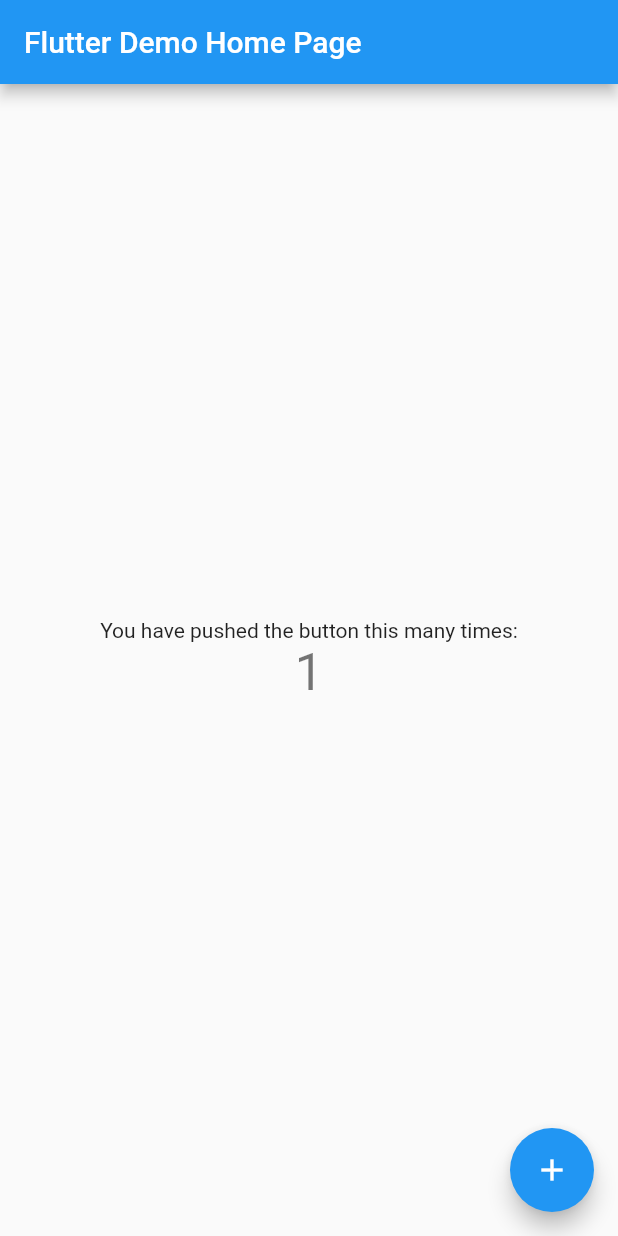
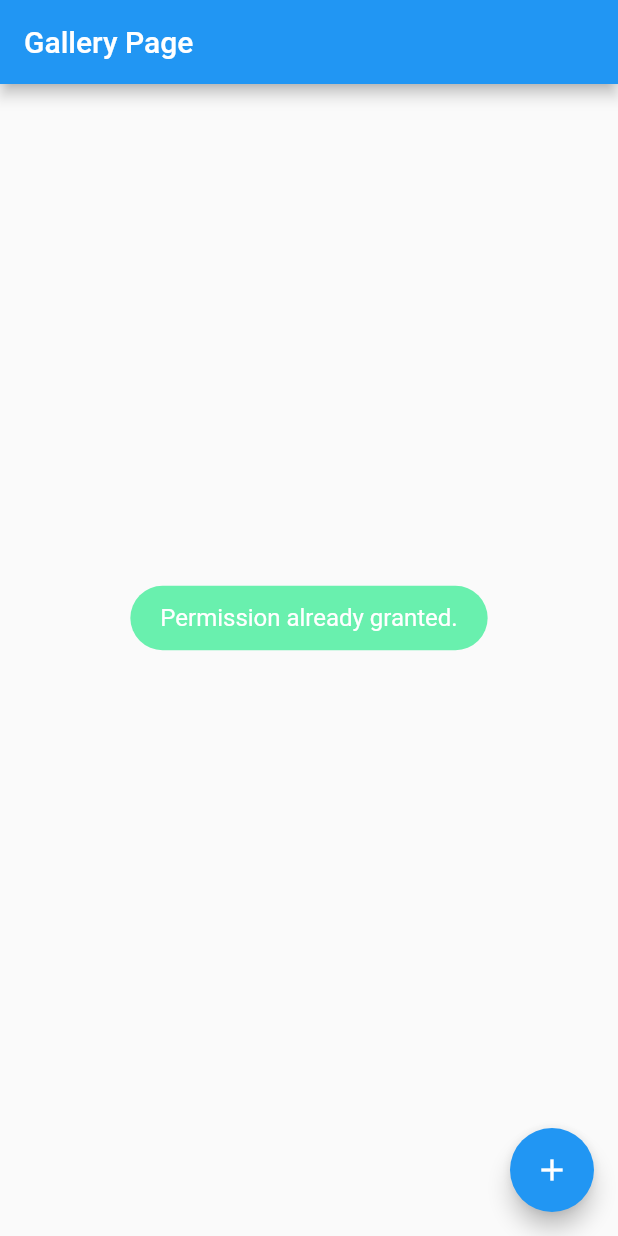
Before and after one commit to for-hope/chainstep_image_gallery, a Flutter app: the screen it shows after launch, after a tap on the "add" icon, on a phone screen of 412 x 824 dp. Run offline on Flutter 3.47's test engine with Material 2 defaults, Android fonts, the phone set to English and light mode, and no system bars; our stand-ins replace fluttertoast, permission_handler; missing offline and left inert: photo_manager.

Commit message:
-Set up initial storage permissions and libraries -Added some util libraries

```diff
--- a/lib/main.dart
+++ b/lib/main.dart
@@ -1,4 +1,7 @@
+import 'package:chainstep_image_gallery/pages/gallery.dart';
+import 'package:chainstep_image_gallery/utils/constants.dart';
 import 'package:flutter/material.dart';
+import 'package:permission_handler/permission_handler.dart';
 
 void main() {
   runApp(MyApp());
@@ -9,7 +12,7 @@ class MyApp extends StatelessWidget {
   @override
   Widget build(BuildContext context) {
     return MaterialApp(
-      title: 'Flutter Demo',
+      title: 'Gallery',
       theme: ThemeData(
         // This is the theme of your application.
         //
@@ -22,13 +25,13 @@ class MyApp extends StatelessWidget {
         // is not restarted.
         primarySwatch: Colors.blue,
       ),
-      home: MyHomePage(title: 'Flutter Demo Home Page'),
+      home: ChainstepGallery(title: 'Gallery Page'),
     );
   }
 }
 
-class MyHomePage extends StatefulWidget {
-  MyHomePage({Key key, this.title}) : super(key: key);
+class ChainstepGallery extends StatefulWidget {
+  ChainstepGallery({Key key, this.title}) : super(key: key);
 
   // This widget is the home page of your application. It is stateful, meaning
   // that it has a State object (defined below) that contains fields that affect
@@ -42,31 +45,13 @@ class MyHomePage extends StatefulWidget {
   final String title;
 
   @override
-  _MyHomePageState createState() => _MyHomePageState();
+  _ChainstepGalleryState createState() => _ChainstepGalleryState();
 }
 
-class _MyHomePageState extends State<MyHomePage> {
-  int _counter = 0;
-
-  void _incrementCounter() {
-    setState(() {
-      // This call to setState tells the Flutter framework that something has
-      // changed in this State, which causes it to rerun the build method below
-      // so that the display can reflect the updated values. If we changed
-      // _counter without calling setState(), then the build method would not be
-      // called again, and so nothing would appear to happen.
-      _counter++;
-    });
-  }
+class _ChainstepGalleryState extends State<ChainstepGallery> {
 
   @override
   Widget build(BuildContext context) {
-    // This method is rerun every time setState is called, for instance as done
-    // by the _incrementCounter method above.
-    //
-    // The Flutter framework has been optimized to make rerunning build methods
-    // fast, so that you can just rebuild anything that needs updating rather
-    // than having to individually change instances of widgets.
     return Scaffold(
       appBar: AppBar(
         // Here we take the value from the MyHomePage object that was created by
@@ -76,38 +61,28 @@ class _MyHomePageState extends State<MyHomePage> {
       body: Center(
         // Center is a layout widget. It takes a single child and positions it
         // in the middle of the parent.
-        child: Column(
-          // Column is also a layout widget. It takes a list of children and
-          // arranges them vertically. By default, it sizes itself to fit its
-          // children horizontally, and tries to be as tall as its parent.
-          //
-          // Invoke "debug painting" (press "p" in the console, choose the
-          // "Toggle Debug Paint" action from the Flutter Inspector in Android
-          // Studio, or the "Toggle Debug Paint" command in Visual Studio Code)
-          // to see the wireframe for each widget.
-          //
-          // Column has various properties to control how it sizes itself and
-          // how it positions its children. Here we use mainAxisAlignment to
-          // center the children vertically; the main axis here is the vertical
-          // axis because Columns are vertical (the cross axis would be
-          // horizontal).
-          mainAxisAlignment: MainAxisAlignment.center,
-          children: <Widget>[
-            Text(
-              'You have pushed the button this many times:',
-            ),
-            Text(
-              '$_counter',
-              style: Theme.of(context).textTheme.headline4,
-            ),
-          ],
-        ),
+        child: GalleryPage(),
       ),
       floatingActionButton: FloatingActionButton(
-        onPressed: _incrementCounter,
+        onPressed: () {
+                requestPermission();
+        },
         tooltip: 'Increment',
         child: Icon(Icons.add),
       ), // This trailing comma makes auto-formatting nicer for build methods.
     );
   }
+  void requestPermission() async {
+    if (await Permission.storage.request().isGranted) {
+      toastMessage(text: "Permission already granted.");
+      //todo go on
+    // Either the permission was already granted before or the user just granted it.
+    } else {
+      // You can request multiple permissions at once.
+      Map<Permission, PermissionStatus> statuses = await [
+        Permission.storage,
+      ].request();
+      print(statuses[Permission.storage]);
+    }
+  }
 }
--- /dev/null
+++ b/lib/pages/gallery.dart
@@ -0,0 +1,25 @@
+import 'dart:io';
+
+import 'package:chainstep_image_gallery/utils/constants.dart';
+import 'package:flutter/cupertino.dart';
+import 'package:flutter/material.dart';
+import 'package:path_provider/path_provider.dart';
+import 'package:photo_manager/photo_manager.dart';
+
+class GalleryPage extends StatefulWidget {
+  @override
+  _GalleryPageState createState() => _GalleryPageState();
+}
+
+class _GalleryPageState extends State<GalleryPage> {
+
+  @override
+  Widget build(BuildContext context) {
+
+      return Container(
+
+      );
+  }
+
+
+}
--- /dev/null
+++ b/lib/utils/constants.dart
@@ -0,0 +1,14 @@
+import 'package:flutter/material.dart';
+import 'package:fluttertoast/fluttertoast.dart';
+
+void toastMessage(
+    {@required String text, MaterialAccentColor bgColor = Colors.greenAccent}) {
+  Fluttertoast.showToast(
+      msg: text,
+      toastLength: Toast.LENGTH_SHORT,
+      gravity: ToastGravity.CENTER,
+      timeInSecForIosWeb: 3,
+      backgroundColor: bgColor,
+      textColor: Colors.white,
+      fontSize: 16.0);
+}
--- a/pubspec.yaml
+++ b/pubspec.yaml
@@ -28,6 +28,10 @@ dependencies:
   # The following adds the Cupertino Icons font to your application.
   # Use with the CupertinoIcons class for iOS style icons.
   cupertino_icons: ^1.0.2
+  path_provider: ^2.0.2
+  permission_handler: ^8.0.1
+  fluttertoast: ^8.0.7
+  photo_manager: ^1.2.2
 
 dev_dependencies:
   flutter_test:
```
Also changed, not shown: pubspec.lock, 2 other files.
